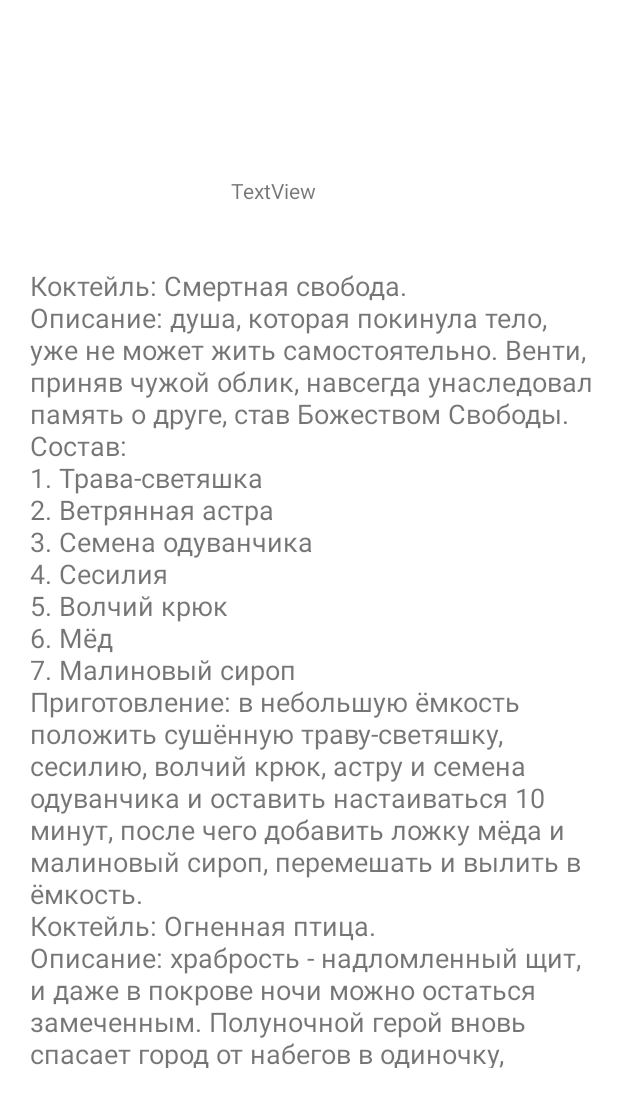
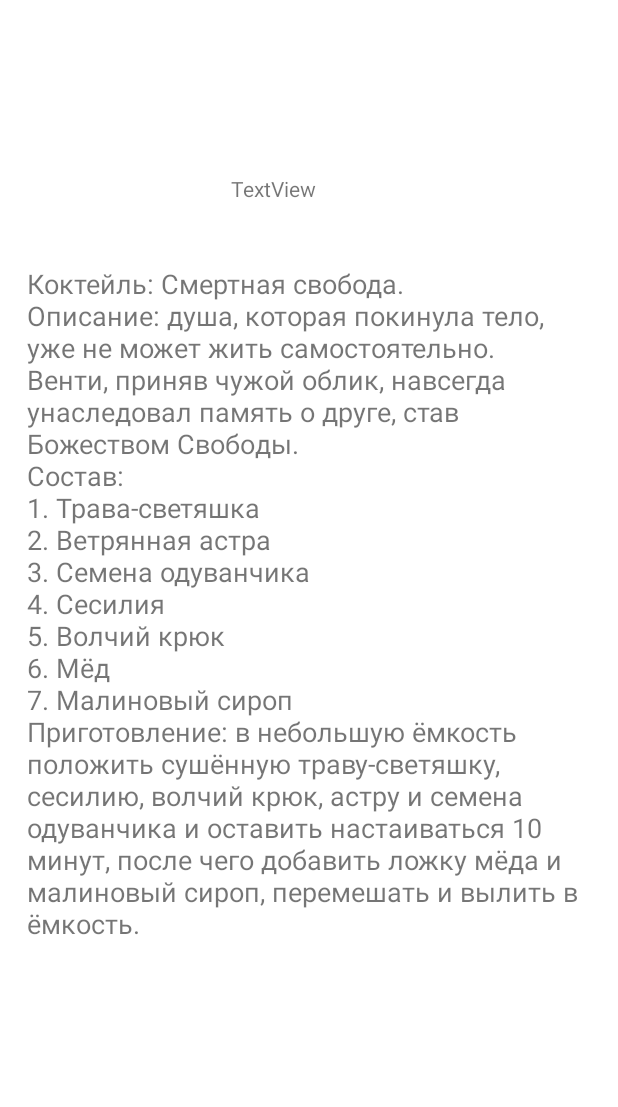
Before and after one commit to RadonRebirth/RecipesBook, an Android app: the screen it shows after launch (Recipe), after a tap on "Смертная свобода", on a phone screen of 412 x 824 dp. Shown: the top 1107 px of the screen. Run offline under Robolectric (Android 15) with nearby library versions, the phone set to English and light mode, and no system bars; Roboto replaces fonts that are not available here.

Commit message:
Начало реализации дизайна

```diff
--- a/app/src/main/java/com/example/recipes/Recipe.java
+++ b/app/src/main/java/com/example/recipes/Recipe.java
@@ -28,16 +28,7 @@ public class Recipe extends AppCompatActivity {
                     "5. Волчий крюк\n" +
                     "6. Мёд\n" +
                     "7. Малиновый сироп\n" +
-                    "Приготовление: в небольшую ёмкость положить сушённую траву-светяшку, сесилию, волчий крюк, астру и семена одуванчика и оставить настаиваться 10 минут, после чего добавить ложку мёда и малиновый сироп, перемешать и вылить в ёмкость.\n" +
-                    "Коктейль: Огненная птица.\n" +
-                    "Описание: храбрость - надломленный щит, и даже в покрове ночи можно остаться замеченным. Полуночной герой вновь спасает город от набегов в одиночку, оставляя лишь следы и пыль.\n" +
-                    "Состав:\n" +
-                    "1. Листья яблони\n" +
-                    "2. Листья одуванчика\n" +
-                    "3. Валяшка\n" +
-                    "4. Малина\n" +
-                    "5. Земляника\n" +
-                    "Приготовление: кипятком залить валяшку, малину и землянику на 40 минут, в другой ёмкости кипятком залить сушённые листья, после жидкость из под ягод добавить к листьям и избавиться от листьев.",
+                    "Приготовление: в небольшую ёмкость положить сушённую траву-светяшку, сесилию, волчий крюк, астру и семена одуванчика и оставить настаиваться 10 минут, после чего добавить ложку мёда и малиновый сироп, перемешать и вылить в ёмкость.\n",
             "Коктейль: Огненная птица.\n" +
                     "Описание: храбрость - надломленный щит, и даже в покрове ночи можно остаться замеченным. Полуночной герой вновь спасает город от набегов в одиночку, оставляя лишь следы и пыль.\n" +
                     "Состав:\n" +
--- a/app/src/main/res/layout/recipe.xml
+++ b/app/src/main/res/layout/recipe.xml
@@ -8,10 +8,10 @@
 
     <TextView
         android:id="@+id/textView"
-        android:layout_width="376dp"
-        android:layout_height="534dp"
-        android:layout_marginEnd="16dp"
-        android:layout_marginBottom="112dp"
+        android:layout_width="370dp"
+        android:layout_height="599dp"
+        android:layout_marginEnd="24dp"
+        android:layout_marginBottom="48dp"
         android:fontFamily="@font/arsenal"
         android:textAlignment="viewStart"
         android:textAllCaps="false"
```
